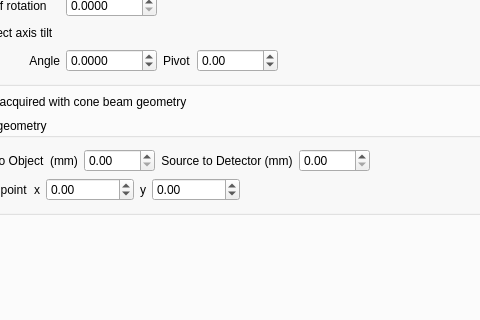
First picture: the form in applications/muhrec/src/muhrecmainwindow.ui, repository neutronimaging/imagingsuite, before the edit; both pictures show x 84 to 564 and y 401 to 721 of the 1136 by 856 pixel window.
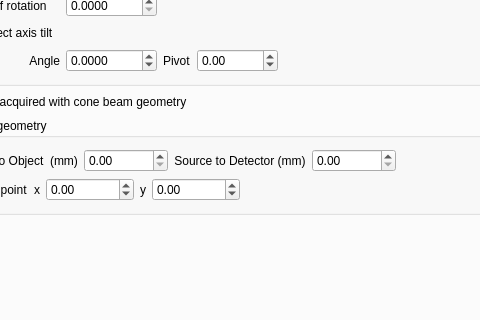
Second picture: the form after the edit. The open tabs and pages were chosen to show the change. Custom widgets are drawn as their Qt base class.

Commit message: modified max value in the mainwindow to allow for bigger distances in cone beam geometry

What changed in the file:
```diff
--- a/applications/muhrec/src/muhrecmainwindow.ui
+++ b/applications/muhrec/src/muhrecmainwindow.ui
@@ -1473,7 +1473,7 @@
                 <string>Cone beam reconstruction needs the distances from source to sample as part of the acquisiton geometry.</string>
                </property>
                <property name="maximum">
-                <double>9999.989999999999782</double>
+                <double>999999.989999999990687</double>
                </property>
               </widget>
              </item>
@@ -1493,7 +1493,7 @@
                 <string>Cone beam reconstruction needs the distances from source to detector distance as part of the acquisiton geometry.</string>
                </property>
                <property name="maximum">
-                <double>9999.989999999999782</double>
+                <double>999999.989999999990687</double>
                </property>
               </widget>
              </item>
```
